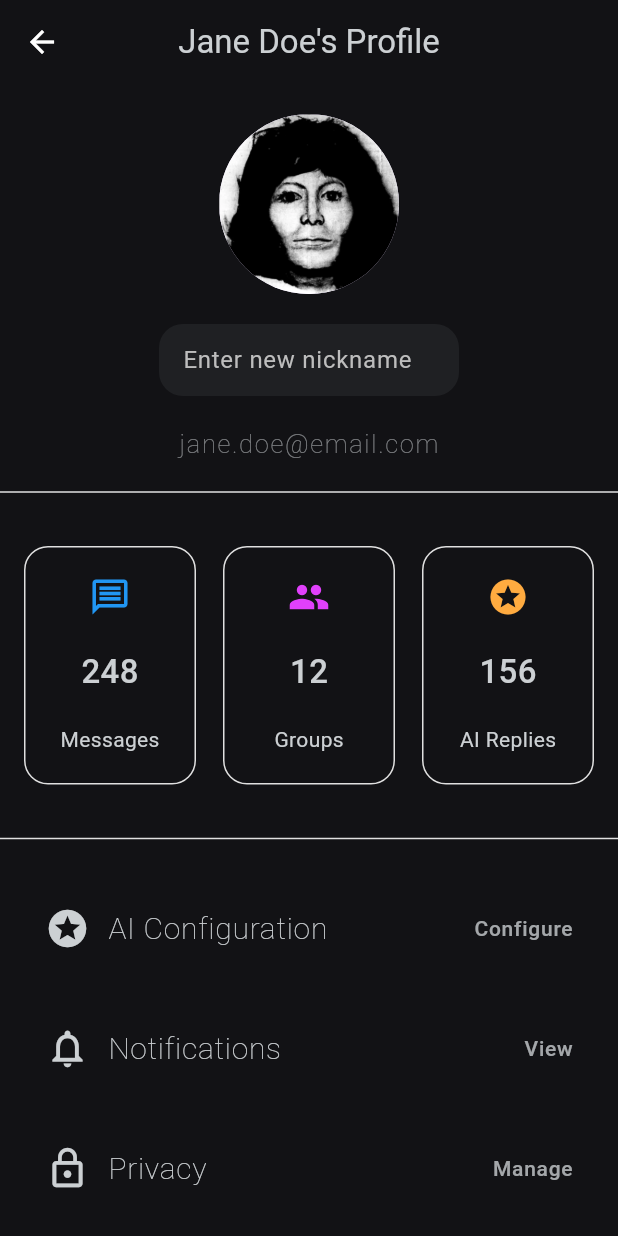
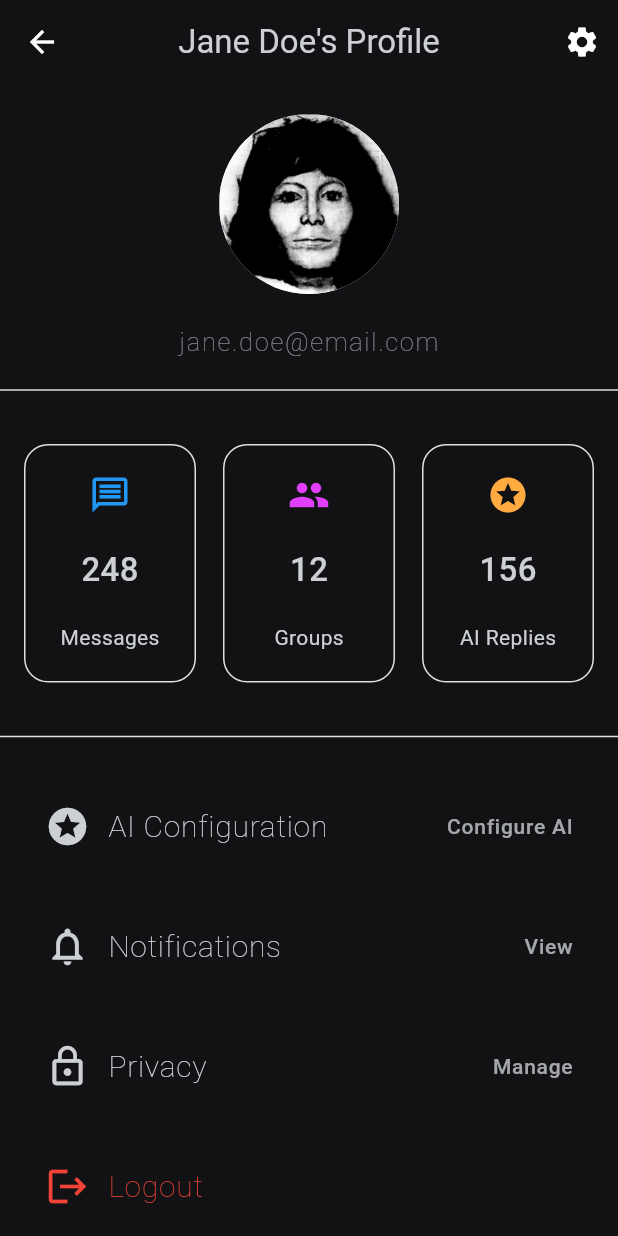
Before and after one commit to gu-tig333-ht25/FuseChat, a Flutter app: the screen it shows after launch, on a phone screen of 412 x 824 dp. Run offline on Flutter 3.47's test engine with Material 3 defaults, Android fonts, the phone set to English and light mode, and no system bars.

Commit message:
some further development

```diff
--- a/lib/pages/profile_view.dart
+++ b/lib/pages/profile_view.dart
@@ -5,15 +5,33 @@ import 'settings_tile.dart';
 class ProfileView extends StatefulWidget {
   @override
   State<ProfileView> createState() => _ProfileViewState();
+}
 
+class _ProfileViewState extends State<ProfileView> {
   String profileName = "Jane Doe";
   String profileEmail = "jane.doe@email.com";
   int totMsgs = 248;
   int groups = 12;
   int aiReplies = 156;
-}
+  late TextEditingController _controller;
 
-class _ProfileViewState extends State<ProfileView> {
+  @override
+  void initState() {
+    super.initState();
+    _controller = TextEditingController(text: profileName);
+    _controller.addListener(() {
+      setState(() {
+        profileName = _controller.text;
+      });
+    });
+  }
+
+  @override
+  void dispose() {
+    _controller.dispose();
+    super.dispose();
+  }
+
   @override
   Widget build(BuildContext context) {
     return Scaffold(
@@ -26,9 +44,17 @@ class _ProfileViewState extends State<ProfileView> {
         ),
         centerTitle: true,
         title: Text(
-          "${widget.profileName}'s Profile",
+          "${profileName.trim().isEmpty == false ? profileName : 'User'}'s Profile",
           style: TextStyle(color: Color.fromARGB(255, 204, 208, 211)),
         ),
+        actions: [
+          IconButton(
+            icon: const Icon(Icons.settings, color: Colors.white),
+            onPressed: () {
+              // TODO: navigator.push(ProfileSettings)
+            },
+          ),
+        ],
         backgroundColor: Color.fromARGB(255, 18, 18, 21),
       ),
       body: Container(
@@ -48,29 +74,8 @@ class _ProfileViewState extends State<ProfileView> {
                         backgroundImage: AssetImage("assets/jane_doe.png"),
                       ),
                       const SizedBox(height: 20),
-                      SizedBox(
-                        width: 200, // control TextField width
-                        child: TextField(
-                          style: TextStyle(color: Colors.white), // text color
-                          decoration: InputDecoration(
-                            filled: true,
-                            fillColor: Color.fromARGB(255, 31, 32, 35),
-                            border: OutlineInputBorder(
-                              borderRadius: BorderRadius.circular(16),
-                              borderSide: BorderSide.none,
-                            ),
-                            hintText: 'Enter new nickname',
-                            hintStyle: TextStyle(color: Colors.grey[400]),
-                            contentPadding: EdgeInsets.symmetric(
-                              horizontal: 12,
-                              vertical: 8,
-                            ),
-                          ),
-                        ),
-                      ),
-                      const SizedBox(height: 20),
                       Text(
-                        widget.profileEmail,
+                        profileEmail,
                         style: TextStyle(
                           fontSize: 17,
                           fontWeight: FontWeight.w100,
@@ -93,7 +98,7 @@ class _ProfileViewState extends State<ProfileView> {
                       child: StatCard(
                         icon: Icons.message_outlined,
                         color: Colors.blue,
-                        value: '${widget.totMsgs}',
+                        value: '$totMsgs',
                         label: 'Messages',
                       ),
                     ),
@@ -102,7 +107,7 @@ class _ProfileViewState extends State<ProfileView> {
                       child: StatCard(
                         icon: Icons.group,
                         color: Colors.purpleAccent,
-                        value: '${widget.groups}',
+                        value: '$groups',
                         label: 'Groups',
                       ),
                     ),
@@ -111,25 +116,21 @@ class _ProfileViewState extends State<ProfileView> {
                       child: StatCard(
                         icon: Icons.stars,
                         color: Colors.orangeAccent,
-                        value: '${widget.aiReplies}',
+                        value: '$aiReplies',
                         label: 'AI Replies',
                       ),
                     ),
                   ],
                 ),
               ),
-              Divider(
-                thickness: 1, // line thickness
-                color: Colors.grey[300], // line color
-                height: 40, // total space around the line
-              ),
+              Divider(thickness: 1, color: Colors.grey[300], height: 40),
 
               Column(
                 children: [
                   SettingsTile(
                     icon: Icons.stars,
                     label: "AI Configuration",
-                    actionText: "Configure",
+                    actionText: "Configure AI",
                     onTap: () {
                       // TODO: navigator.push()
                     },
@@ -146,14 +147,6 @@ class _ProfileViewState extends State<ProfileView> {
                     icon: Icons.lock_outline,
                     label: "Privacy",
                     actionText: "Manage",
-                    onTap: () {
-                      // TODO: navigator.push()
-                    },
-                  ),
-                  SettingsTile(
-                    icon: Icons.help_outline,
-                    label: "Help & Support",
-                    actionText: "Get Help",
                     onTap: () {
                       // TODO: navigator.push()
                     },
```
